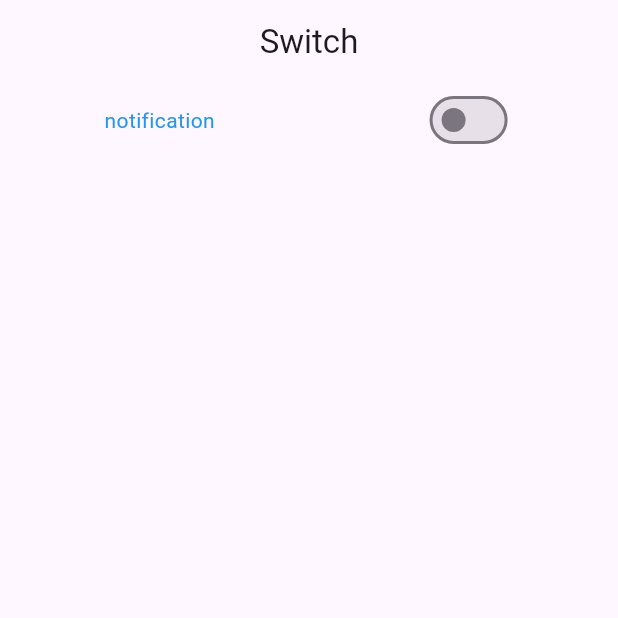
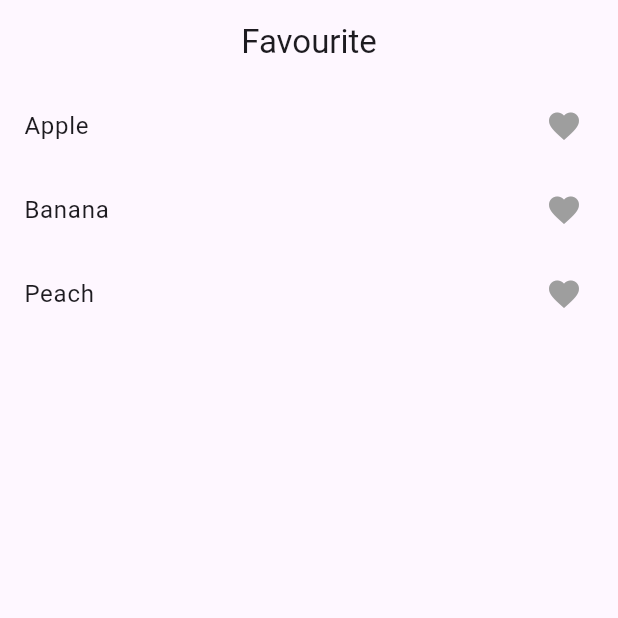
Before and after one commit to Poonamsh06/getx_tut, a Flutter app: the screen it shows after launch, on a phone screen of 412 x 824 dp, the top half of it. Run offline on Flutter 3.47's test engine with Material 3 defaults, Android fonts, the phone set to English and light mode, and no system bars; our stand-ins replace get.

Commit message:
favourite and switch with Getx  statemanagement

```diff
--- /dev/null
+++ b/lib/controller.dart/favourite_controller.dart
@@ -0,0 +1,14 @@
+import 'package:get/get.dart';
+
+class FavouriteController extends GetxController {
+  RxList<String> fruitList = ["Apple", "Banana", "Peach"].obs;
+  RxList tempFruit = [].obs;
+
+  addTofavourite(String value) {
+    tempFruit.add(value);
+  }
+
+  removeTofavourite(String value) {
+    tempFruit.remove(value);
+  }
+}
--- /dev/null
+++ b/lib/favourite.dart
@@ -0,0 +1,45 @@
+import 'package:flutter/material.dart';
+import 'package:get/get.dart';
+import 'package:getx_tut/controller.dart/favourite_controller.dart';
+
+class FavouritePage extends StatelessWidget {
+  FavouritePage({super.key});
+  FavouriteController favouriteController = Get.put(FavouriteController());
+
+  @override
+  Widget build(BuildContext context) {
+    return Scaffold(
+      appBar: AppBar(
+        title: Text("Favourite"),
+        centerTitle: true,
+      ),
+      body: ListView.builder(
+          itemCount: favouriteController.fruitList.length,
+          itemBuilder: (context, index) {
+            return ListTile(
+                onTap: () {
+                  if (favouriteController.tempFruit.contains(
+                      favouriteController.fruitList[index].toString())) {
+                    favouriteController.removeTofavourite(
+                        favouriteController.fruitList[index].toString());
+                  } else {
+                    favouriteController.addTofavourite(
+                        favouriteController.fruitList[index].toString());
+                  }
+                },
+                title: Text(
+                  favouriteController.fruitList[index].toString(),
+                ),
+                trailing: Obx(
+                  () => Icon(
+                    Icons.favorite,
+                    color: favouriteController.tempFruit.contains(
+                            favouriteController.fruitList[index].toString())
+                        ? Colors.red
+                        : Colors.grey,
+                  ),
+                ));
+          }),
+    );
+  }
+}
--- a/lib/main.dart
+++ b/lib/main.dart
@@ -1,6 +1,7 @@
 import 'package:flutter/material.dart';
 import 'package:get/get.dart';
 import 'package:getx_tut/example_two.dart';
+import 'package:getx_tut/favourite.dart';
 import 'package:getx_tut/home.dart';
 import 'package:getx_tut/localization.dart';
 import 'package:getx_tut/services/translation_services.dart';
@@ -26,7 +27,7 @@ class MyApp extends StatelessWidget {
           colorScheme: ColorScheme.fromSeed(seedColor: Colors.deepPurple),
           useMaterial3: true,
         ),
-        home: SwitchPage()
+        home: FavouritePage()
         // LocalizationPage(),
         );
   }
```
